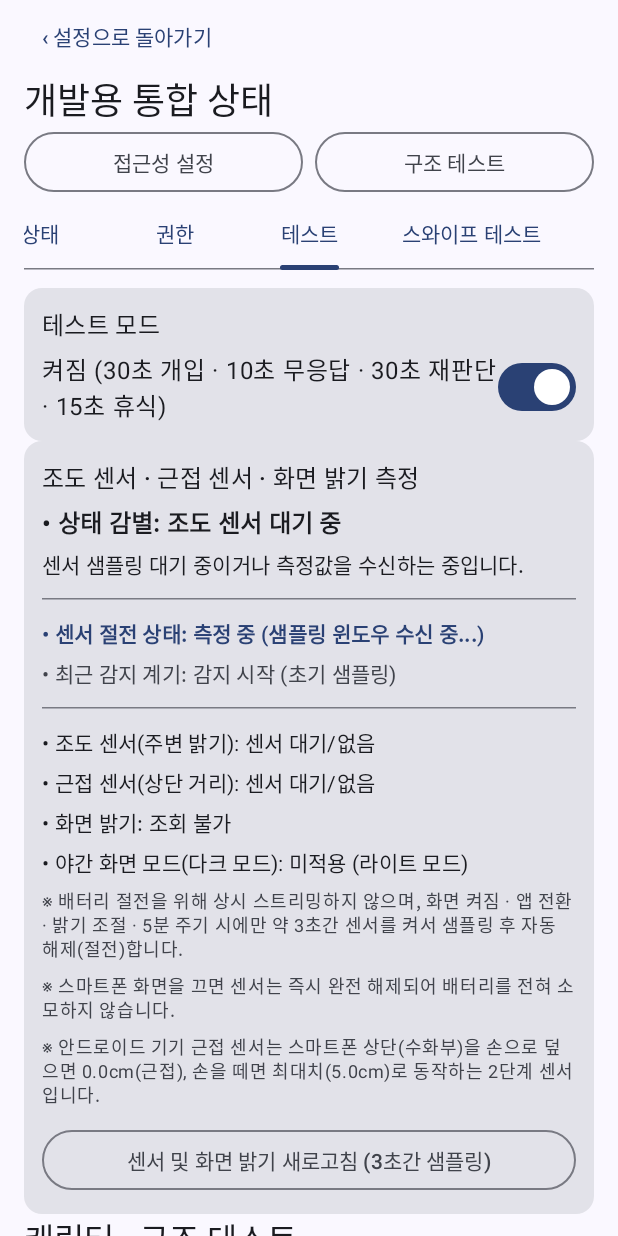
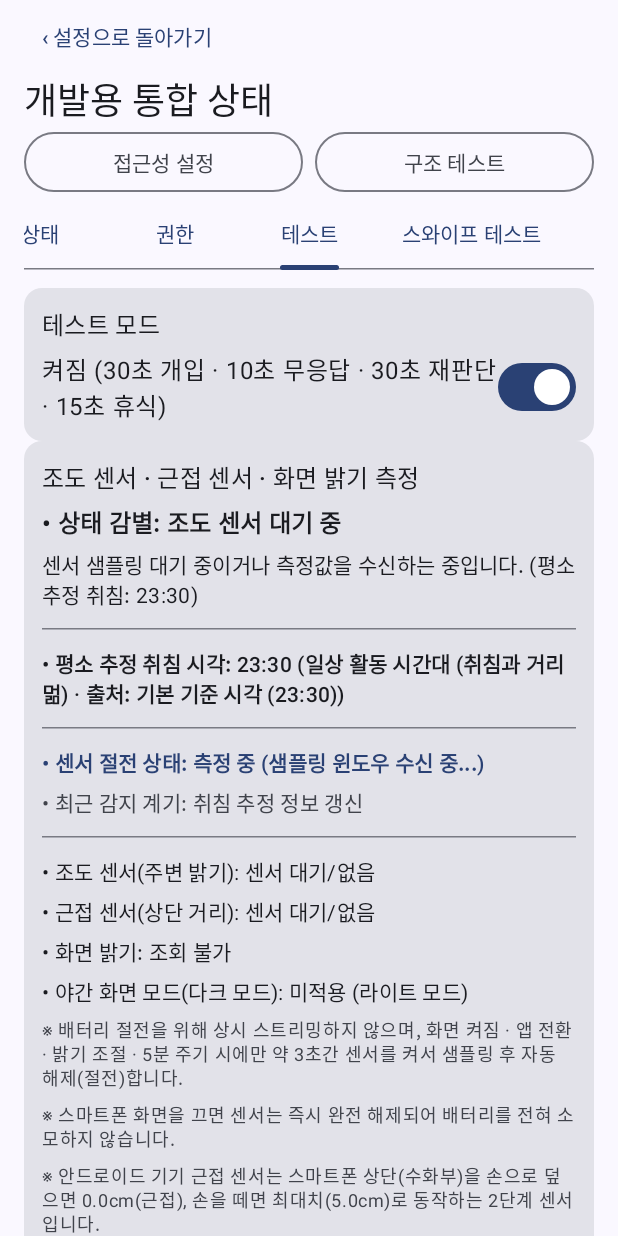
Before and after one commit to jo1082382/ITV, an Android app built with Jetpack Compose: the PermissionSettingsActivity screen opened directly, with no data from a screen before it, tab 3 chosen, on a phone screen of 412 x 824 dp. Run offline under Robolectric (Android 15) with nearby library versions, the phone set to English and light mode, and no system bars; our stand-ins replace Room's generated code.

Commit message:
조도 센서, 밝기 등과 취침 추정 시간을 연계해서 추정

```diff
--- a/app/src/main/java/com/example/itv/infrastructure/observation/LightAndBrightnessTracker.kt
+++ b/app/src/main/java/com/example/itv/infrastructure/observation/LightAndBrightnessTracker.kt
@@ -26,6 +26,27 @@ import kotlinx.coroutines.flow.MutableStateFlow
 import kotlinx.coroutines.flow.asStateFlow
 import kotlinx.coroutines.isActive
 import kotlinx.coroutines.launch
+import kotlinx.coroutines.withContext
+import java.time.LocalDate
+import java.time.LocalTime
+
+enum class BedtimePhase {
+    ACTIVE_HOURS,   // 평소 취침 시간과 먼 일상 활동 시간대
+    APPROACHING,    // 평소 취침 시각 120분 이내 (취침 임박)
+    PAST_BEDTIME,   // 평소 취침 시각 경과 (심야 수면 시간대)
+    UNKNOWN         // 추정 취침 시각 정보 없음
+}
+
+enum class UserEnvironmentState {
+    OUTDOOR_BRIGHT,       // 야외/강한 햇빛
+    INDOOR_ACTIVE,        // 주간/실내 일상 활동
+    INDOOR_DARK_ACTIVE,   // 일상 시간대 암실 사용
+    PRE_SLEEP_REST,       // 취침 전 불 끄고 수면 준비 (어두운 조도 + 어두운 화면)
+    BEDTIME_DELAY_WATCH,  // 취침 시간대 수면 지연 (어두운 조도 + 밝은 화면 응시)
+    NIGHT_ACTIVE,         // 취침 시간대이나 조명 켜고 활동 중
+    SENSOR_OCCLUDED,      // 센서 가림 (손/침구류 차단)
+    UNKNOWN
+}
 
 data class AmbientSnapshot(
     val lux: Float?,
@@ -38,7 +59,13 @@ data class AmbientSnapshot(
     val stateLabel: String,
     val explanation: String,
     val isSampling: Boolean = false, // 현재 센서 측정 중(윈도우 동작) 여부
-    val lastTriggerReason: String = "초기 상태"
+    val lastTriggerReason: String = "초기 상태",
+    val estimatedBedtimeHour: Int? = null,
+    val estimatedBedtimeMinute: Int? = null,
+    val bedtimeDistanceMinutes: Int? = null,
+    val bedtimePhase: BedtimePhase = BedtimePhase.UNKNOWN,
+    val userEnvironmentState: UserEnvironmentState = UserEnvironmentState.INDOOR_ACTIVE,
+    val estimatedBedtimeSource: String = "미측정"
 )
 
 class LightAndBrightnessTracker(context: Context) : SensorEventListener {
@@ -50,16 +77,6 @@ class LightAndBrightnessTracker(context: Context) : SensorEventListener {
 
     private val scope = CoroutineScope(SupervisorJob() + Dispatchers.Main.immediate)
 
-    private val _snapshot = MutableStateFlow(
-        readCurrent(
-            lux = null,
-            proximity = null,
-            isSampling = false,
-            triggerReason = "초기 상태"
-        )
-    )
-    val snapshot = _snapshot.asStateFlow()
-
     private var currentLux: Float? = null
     private var currentProximity: Float? = null
 
@@ -70,6 +87,20 @@ class LightAndBrightnessTracker(context: Context) : SensorEventListener {
     private var sampleJob: Job? = null
     private var periodicJob: Job? = null
     private var lastObservedBrightness: Int? = null
+
+    private var estimatedStartHour: Int? = null
+    private var estimatedStartMinute: Int? = null
+    private var estimatedSource: String = "미측정"
+
+    private val _snapshot = MutableStateFlow(
+        readCurrent(
+            lux = null,
+            proximity = null,
+            isSampling = false,
+            triggerReason = "초기 상태"
+        )
+    )
+    val snapshot = _snapshot.asStateFlow()
 
     companion object {
         @Volatile
@@ -139,6 +170,7 @@ class LightAndBrightnessTracker(context: Context) : SensorEventListener {
 
         // 3. 현재 화면 상태 체크
         isScreenOn = powerManager?.isInteractive ?: true
+        loadBedtimeEstimates()
         if (isScreenOn) {
             triggerSampleWindow(durationMs = 3500L, reason = "감지 시작 (초기 샘플링)", force = true)
             schedulePeriodicSampling()
@@ -169,7 +201,50 @@ class LightAndBrightnessTracker(context: Context) : SensorEventListener {
     }
 
     fun refresh() {
+        loadBedtimeEstimates()
         triggerSampleWindow(durationMs = 3500L, reason = "수동 새로고침", force = true)
+    }
+
+    private fun loadBedtimeEstimates() {
+        scope.launch(Dispatchers.IO) {
+            try {
+                val db = com.example.itv.data.local.ItvDatabase.get(appContext)
+                val today = LocalDate.now()
+                val dates = (0L..30L).map { today.minusDays(it).toString() }
+                val confirmationStore = com.example.itv.infrastructure.records.RoomSleepConfirmationStore(db, "demo-guest")
+                val confirmations = dates.mapNotNull { d -> confirmationStore.read(d)?.let { d to it } }.toMap()
+                val window = com.example.itv.domain.records.SleepSummaryPolicy.estimateBedtimeWindow(confirmations)
+
+                var h: Int? = null
+                var m: Int? = null
+                var src = "기본값 (23:30)"
+
+                if (window != null) {
+                    h = window.avgStartHour
+                    m = window.avgStartMinute
+                    src = "수면 확인 기록 (${window.validCount}일 평균)"
+                } else {
+                    val goal = db.dao().goal("demo-guest", "BEDTIME")
+                    val goalDetail = goal?.goalId?.let { db.dao().bedtimeGoal(it) }
+                    if (goal?.enabled == true && goalDetail != null) {
+                        h = goalDetail.localMinuteOfDay / 60
+                        m = goalDetail.localMinuteOfDay % 60
+                        src = "설정된 취침 목표"
+                    } else {
+                        h = 23
+                        m = 30
+                        src = "기본 기준 시각 (23:30)"
+                    }
+                }
+
+                withContext(Dispatchers.Main) {
+                    estimatedStartHour = h
+                    estimatedStartMinute = m
+                    estimatedSource = src
+                    update(force = true, isSampling = _snapshot.value.isSampling, triggerReason = "취침 추정 정보 갱신")
+                }
+            } catch (_: Exception) {}
+        }
     }
 
     fun onAppSwitched() {
@@ -286,8 +361,10 @@ class LightAndBrightnessTracker(context: Context) : SensorEventListener {
         // 3. 근접 상태 변경 (원거리 ↔ 근접)
         if (old.isNear != new.isNear) return true
 
-        // 4. 환경 상태 판별 라벨 변경 (취침 전, 야간 시청, 일반 실내, 주간 활동 등)
+        // 4. 환경 상태 판별 라벨 또는 세부 상태 변경
         if (old.stateLabel != new.stateLabel) return true
+        if (old.userEnvironmentState != new.userEnvironmentState) return true
+        if (old.bedtimePhase != new.bedtimePhase) return true
 
         // 5. 다크 모드 또는 화면 밝기 대폭 변경
         if (old.nightModeActive != new.nightModeActive) return true
@@ -296,7 +373,6 @@ class LightAndBrightnessTracker(context: Context) : SensorEventListener {
         ) return true
 
         // 6. 조도 센서: 판단이 바뀌지 않는 미세 변동(예: 2~5 lux 플리커링)은 초기값 유지
-        // 환경이 실질적으로 변했다고 볼 수 있는 큰 폭의 조도 변화(30 lux 이상 및 50% 이상 변화) 시에만 갱신
         val oldLux = old.lux
         val newLux = new.lux
         if (oldLux != null && newLux != null) {
@@ -316,6 +392,13 @@ class LightAndBrightnessTracker(context: Context) : SensorEventListener {
         } catch (_: Exception) {
             0
         }
+    }
+
+    private fun circularMinuteDiff(currentMinute: Int, targetMinute: Int): Int {
+        var diff = (currentMinute - targetMinute) % 1440
+        if (diff > 720) diff -= 1440
+        if (diff < -720) diff += 1440
+        return diff
     }
 
     private fun readCurrent(
@@ -338,26 +421,155 @@ class LightAndBrightnessTracker(context: Context) : SensorEventListener {
         val isOccluded = isNear && (lux == null || lux <= 10f)
 
         val isDarkAmbient = lux != null && lux <= 15f
-        val isBrightAmbient = lux != null && lux > 200f
+        val isBrightAmbient = lux != null && lux > 150f
+        val isVeryBrightAmbient = lux != null && lux > 1000f
         val isDarkScreen = brightness != null && brightness <= 75
         val isBrightScreen = brightness != null && brightness > 180
 
-        val (label, explanation) = when {
-            isOccluded -> "센서 가림 감지 (손/물체 차단 의심)" to
-                "근접 센서가 근접 상태(${proximity}cm)이고 조도가 극도로 낮습니다(${lux?.toInt() ?: 0} lux). 손이나 이불, 거치대 등으로 상단 센서가 가려져 조도가 낮게 측정되었을 가능성이 높습니다."
-            isNear && !isDarkAmbient -> "근접 감지 (물체 접근 중)" to
-                "상단에 물체/손이 근접해 있으나(${proximity}cm) 주변 조도(${lux?.toInt() ?: 0} lux)가 남아있는 상태입니다."
-            lux == null -> "조도 센서 대기 중" to "센서 샘플링 대기 중이거나 측정값을 수신하는 중입니다."
-            isDarkAmbient && isDarkScreen -> "취침 전 상태 (어두운 조도 + 어두운 화면)" to
-                "상단 가림 없이 주변이 어둡고(조도 ${lux.toInt()} lux) 화면 밝기도 낮아(${brightness}/255, ${if (nightMode) "다크모드 ON" else "다크모드 OFF"}), 불을 끄고 누워 있거나 취침 준비 중일 가능성이 높습니다."
-            isDarkAmbient && !isDarkScreen -> "야간 시청 상태 (어두운 조도 + 보통/밝은 화면)" to
-                "상단 가림 없이 주변은 어두우나(조도 ${lux.toInt()} lux) 화면이 밝습니다. 눈의 피로도가 높고 수면 지연 중일 가능성이 있습니다."
-            isBrightAmbient && isBrightScreen -> "주간/밝은 활동 상태 (밝은 조도 + 밝은 화면)" to
-                "주변 조도가 밝고(${lux.toInt()} lux) 화면도 밝아 활발한 일상 활동 상태입니다."
-            !isDarkAmbient && !isBrightAmbient -> "일반 실내 활동 상태 (보통 조도)" to
-                "실내 조명 환경(조도 ${lux.toInt()} lux, 밝기 ${brightness ?: "-"} / 255)에서의 일반적인 사용 상태입니다."
-            else -> "일반 사용 상태" to
-                "조도 ${lux.toInt()} lux, 화면 밝기 ${brightness ?: "-"} / 255, ${if (nightMode) "다크모드 ON" else "다크모드 OFF"}"
+        // 평소 추정 취침 시각 연계 계산
+        val nowTime = LocalTime.now()
+        val currentMinuteOfDay = nowTime.hour * 60 + nowTime.minute
+
+        val h = estimatedStartHour
+        val m = estimatedStartMinute
+        val hasBedtime = h != null && m != null
+        val targetMinuteOfDay = if (hasBedtime) (h!! * 60 + m!!) else (23 * 60 + 30)
+        val diffMinutes = circularMinuteDiff(currentMinuteOfDay, targetMinuteOfDay)
+
+        val bedtimePhase = when {
+            !hasBedtime -> BedtimePhase.UNKNOWN
+            diffMinutes in -120..-1 -> BedtimePhase.APPROACHING
+            diffMinutes in 0..360 -> BedtimePhase.PAST_BEDTIME
+            else -> BedtimePhase.ACTIVE_HOURS
+        }
+
+        val bedtimeText = if (hasBedtime) "%02d:%02d".format(h, m) else "23:30(기준)"
+        val bedtimeDistanceText = when {
+            diffMinutes < 0 -> {
+                val remTotal = -diffMinutes
+                val remH = remTotal / 60
+                val remM = remTotal % 60
+                if (remH > 0) "${remH}시간 ${remM}분 전" else "${remM}분 전"
+            }
+            diffMinutes == 0 -> "지금이 취침 시각"
+            else -> {
+                val passedH = diffMinutes / 60
+                val passedM = diffMinutes % 60
+                if (passedH > 0) "${passedH}시간 ${passedM}분 경과" else "${passedM}분 경과"
+            }
+        }
+
+        val (state, label, explanation) = when {
+            // [CASE 0] 상단 센서 가림 (물체/손/침구류 차단)
+            isOccluded -> {
+                val detail = if (bedtimePhase == BedtimePhase.PAST_BEDTIME || bedtimePhase == BedtimePhase.APPROACHING) {
+                    "취침 시간대(평소 취침 $bedtimeText, $bedtimeDistanceText)에 근접 센서(${proximity}cm)와 조도 센서가 동시에 가려져 있습니다. 스마트폰이 침대/이불에 엎어져 있거나 손으로 상단을 덮고 있을 가능성이 높습니다."
+                } else {
+                    "활동 시간대(평소 취침 ${bedtimeText}까지 $bedtimeDistanceText)이나 근접 센서가 근접 상태(${proximity}cm)이고 조도가 극도로 낮습니다(${lux?.toInt() ?: 0} lux). 손이나 물체에 의해 상단 센서가 가려져 있을 가능성이 높습니다."
+                }
+                Triple(
+                    UserEnvironmentState.SENSOR_OCCLUDED,
+                    "센서 가림 감지 (손/침구류 차단 의심)",
+                    detail
+                )
+            }
+
+            // 센서 대기 상태
+            lux == null -> {
+                Triple(
+                    UserEnvironmentState.UNKNOWN,
+                    "조도 센서 대기 중",
+                    "센서 샘플링 대기 중이거나 측정값을 수신하는 중입니다. (평소 추정 취침: $bedtimeText)"
+                )
+            }
+
+            // [CASE 1] 평소 추정 취침 시각과 가깝거나 그 이후 (APPROACHING 또는 PAST_BEDTIME)
+            bedtimePhase == BedtimePhase.APPROACHING || bedtimePhase == BedtimePhase.PAST_BEDTIME -> {
+                val timePrefix = if (bedtimePhase == BedtimePhase.PAST_BEDTIME) {
+                    "평소 추정 취침 시각($bedtimeText)을 $bedtimeDistanceText 넘긴 심야 시간대입니다."
+                } else {
+                    "평소 추정 취침 시각($bedtimeText)이 ${bedtimeDistanceText}으로 임박한 취침 준비 시간대입니다."
+                }
+
+                when {
+                    // 1-1. 어두운 방 + 어두운 화면 (취침 준비 / 수면 전 누워서 사용)
+                    isDarkAmbient && isDarkScreen -> {
+                        Triple(
+                            UserEnvironmentState.PRE_SLEEP_REST,
+                            "취침 전 수면 준비 상태 (어두운 조도 + 어두운 화면)",
+                            "$timePrefix 방 조명을 끄고(조도 ${lux.toInt()} lux) 화면 밝기도 낮춘(${brightness}/255, ${if (nightMode) "다크모드 ON" else "다크모드 OFF"}) 상태로, 곧 잠자리에 들 준비 중일 가능성이 높습니다."
+                        )
+                    }
+                    // 1-2. 어두운 방 + 보통/밝은 화면 (수면 지연 / 베드타임 프로크래스티네이션)
+                    isDarkAmbient && !isDarkScreen -> {
+                        Triple(
+                            UserEnvironmentState.BEDTIME_DELAY_WATCH,
+                            "취침 지연 과몰입 상태 (어두운 조명 + 밝은 화면 응시)",
+                            "$timePrefix 불을 끈 어두운 방(조도 ${lux.toInt()} lux)에서 밝은 화면(${brightness}/255)을 계속 응시하고 있어, 눈 피로도 증가와 멜라토닌 분비 억제로 인한 수면 지연(취침 미루기) 위험이 큽니다."
+                        )
+                    }
+                    // 1-3. 조명 켜짐 (취침 시간대이나 실내 불을 켜두고 활동 중)
+                    else -> {
+                        Triple(
+                            UserEnvironmentState.NIGHT_ACTIVE,
+                            "야간 활동 유지 상태 (취침 시간대 실내 조명 켜짐)",
+                            "$timePrefix 아직 실내 조명(조도 ${lux.toInt()} lux)이 켜져 있고 화면(${brightness ?: "-"} / 255)을 사용 중으로, 잠자리에 들지 않고 야간 활동을 이어가고 있습니다."
+                        )
+                    }
+                }
+            }
+
+            // [CASE 2] 평소 추정 취침 시각과 멀 때 (ACTIVE_HOURS)
+            else -> {
+                val timePrefix = if (diffMinutes < 0) {
+                    "평소 추정 취침 시각($bedtimeText)까지 아직 $bedtimeDistanceText 남아있는 일상 활동 시간대입니다."
+                } else {
+                    "평소 추정 취침 시각($bedtimeText)으로부터 $bedtimeDistanceText 지난 일상 활동 시간대입니다."
+                }
+
+                when {
+                    // 2-1. 야외 / 매우 밝은 직사광선 환경
+                    isVeryBrightAmbient && isBrightScreen -> {
+                        Triple(
+                            UserEnvironmentState.OUTDOOR_BRIGHT,
+                            "야외 활동 상태 (직사광선/밝은 야외 + 고화면 밝기)",
+                            "$timePrefix 주변 조도가 매우 밝은(${lux.toInt()} lux) 야외 환경이며, 화면 밝기(${brightness}/255)도 높아 활발한 야외 활동 상태입니다."
+                        )
+                    }
+                    // 2-2. 주간 / 밝은 실내 환경
+                    isBrightAmbient -> {
+                        Triple(
+                            UserEnvironmentState.INDOOR_ACTIVE,
+                            "주간/밝은 실내 활동 상태 (밝은 조도 + 활동형 화면)",
+                            "$timePrefix 주변 환경이 밝고(${lux.toInt()} lux) 화면도 적정 밝기(${brightness ?: "-"} / 255)인 정상적인 주간 활동 상태입니다."
+                        )
+                    }
+                    // 2-3. 보통 실내 조명 환경
+                    !isDarkAmbient -> {
+                        Triple(
+                            UserEnvironmentState.INDOOR_ACTIVE,
+                            "실내 일상 활동 상태 (실내 조명 + 일반 화면)",
+                            "$timePrefix 실내 조명 조도(${lux.toInt()} lux) 환경에서 일반적인 화면 밝기(${brightness ?: "-"} / 255, ${if (nightMode) "다크모드 ON" else "다크모드 OFF"})로 활동 중인 상태입니다."
+                        )
+                    }
+                    // 2-4. 활동 시간대이나 어두운 실내 (암실 시청)
+                    !isDarkScreen -> {
+                        Triple(
+                            UserEnvironmentState.INDOOR_DARK_ACTIVE,
+                            "활동 시간대 암실 시청 상태 (어두운 실내 + 밝은 화면 응시)",
+                            "$timePrefix 주변 조명이 어두우나(${lux.toInt()} lux) 밝은 화면(${brightness}/255)을 응시하고 있어 눈 피로도가 증가할 수 있습니다."
+                        )
+                    }
+                    // 2-5. 활동 시간대 어두운 실내 절전
+                    else -> {
+                        Triple(
+                            UserEnvironmentState.INDOOR_DARK_ACTIVE,
+                            "활동 시간대 암실 절전 상태 (어두운 실내 + 어두운 화면)",
+                            "$timePrefix 어두운 실내 공간(조도 ${lux.toInt()} lux)에서 화면 밝기를 낮추어(${brightness}/255) 사용 중인 절전 활동 상태입니다."
+                        )
+                    }
+                }
+            }
         }
 
         return AmbientSnapshot(
@@ -371,7 +583,13 @@ class LightAndBrightnessTracker(context: Context) : SensorEventListener {
             stateLabel = label,
             explanation = explanation,
             isSampling = isSampling,
-            lastTriggerReason = triggerReason
+            lastTriggerReason = triggerReason,
+            estimatedBedtimeHour = h,
+            estimatedBedtimeMinute = m,
+            bedtimeDistanceMinutes = diffMinutes,
+            bedtimePhase = bedtimePhase,
+            userEnvironmentState = state,
+            estimatedBedtimeSource = (estimatedSource as String?).orEmpty().ifEmpty { "미측정" }
         )
     }
 }
--- a/app/src/main/java/com/example/itv/presentation/permissions/PermissionSettingsActivity.kt
+++ b/app/src/main/java/com/example/itv/presentation/permissions/PermissionSettingsActivity.kt
@@ -619,13 +619,36 @@ private fun AmbientLightBrightnessTestCard() {
             fontWeight = androidx.compose.ui.text.font.FontWeight.Bold,
             color = when {
                 snapshot.isOccluded -> MaterialTheme.colorScheme.error
-                snapshot.stateLabel.contains("취침") -> MaterialTheme.colorScheme.primary
+                snapshot.userEnvironmentState == com.example.itv.infrastructure.observation.UserEnvironmentState.BEDTIME_DELAY_WATCH -> MaterialTheme.colorScheme.error
+                snapshot.userEnvironmentState == com.example.itv.infrastructure.observation.UserEnvironmentState.PRE_SLEEP_REST -> MaterialTheme.colorScheme.primary
                 else -> MaterialTheme.colorScheme.onSurface
             }
         )
         Text(
             text = snapshot.explanation,
             style = MaterialTheme.typography.bodyMedium
+        )
+        HorizontalDivider(Modifier.padding(vertical = 6.dp))
+        val bedtimeDisplay = if (snapshot.estimatedBedtimeHour != null && snapshot.estimatedBedtimeMinute != null) {
+            val h = snapshot.estimatedBedtimeHour!!
+            val m = snapshot.estimatedBedtimeMinute!!
+            val phaseLabel = when (snapshot.bedtimePhase) {
+                com.example.itv.infrastructure.observation.BedtimePhase.ACTIVE_HOURS -> "일상 활동 시간대 (취침과 거리 멂)"
+                com.example.itv.infrastructure.observation.BedtimePhase.APPROACHING -> "취침 임박 시간대 (2시간 이내)"
+                com.example.itv.infrastructure.observation.BedtimePhase.PAST_BEDTIME -> "취침 시각 경과 (심야 수면 시간대)"
+                else -> "확인 대기"
+            }
+            "%02d:%02d (%s · 출처: %s)".format(h, m, phaseLabel, snapshot.estimatedBedtimeSource)
+        } else {
+            "취침 기록 분석 대기 중"
+        }
+        Text(
+            text = "• 평소 추정 취침 시각: $bedtimeDisplay",
+            style = MaterialTheme.typography.bodyMedium,
+            fontWeight = androidx.compose.ui.text.font.FontWeight.SemiBold,
+            color = if (snapshot.bedtimePhase == com.example.itv.infrastructure.observation.BedtimePhase.PAST_BEDTIME ||
+                snapshot.bedtimePhase == com.example.itv.infrastructure.observation.BedtimePhase.APPROACHING)
+                MaterialTheme.colorScheme.primary else MaterialTheme.colorScheme.onSurface
         )
         HorizontalDivider(Modifier.padding(vertical = 6.dp))
         Text(
```
Also changed, not shown: app/src/main/java/com/example/itv/domain/coaching/InterventionReasonResolver.kt (+22 -6 lines), 1 other file.
